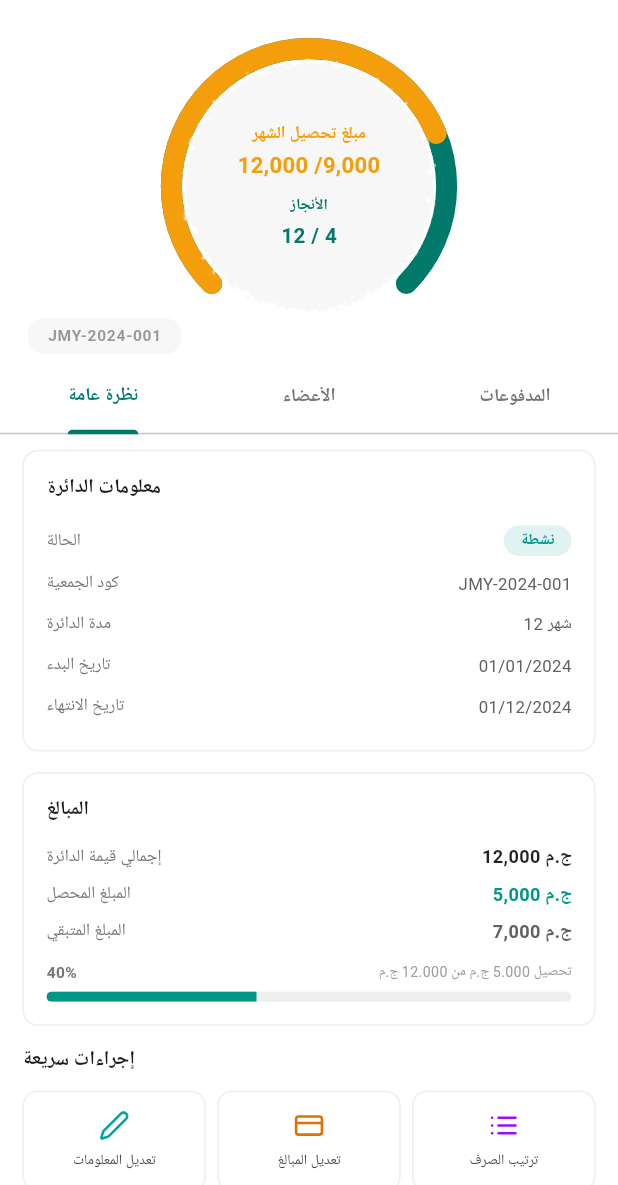
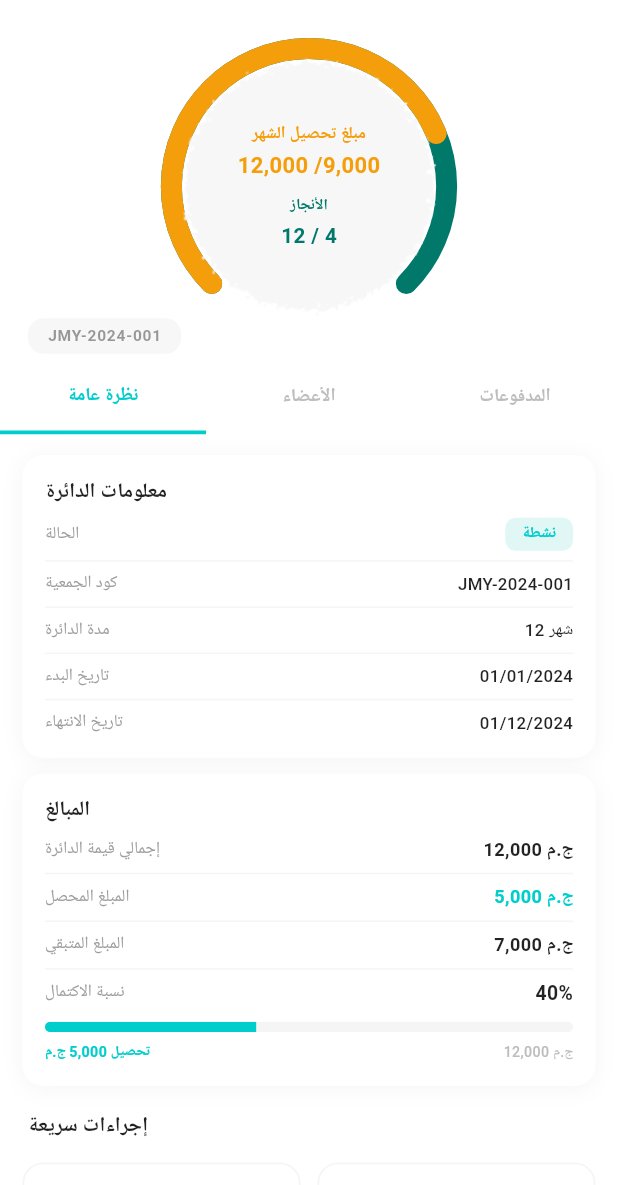
Before and after one commit to Jameya-org/jameya-admain-flutter, a Flutter app: the SocietyDetailsView screen opened directly with empty values, on a phone screen of 412 x 824 dp, the part 51-1236 px from its top. Run offline on Flutter 3.47's test engine with Material 3 defaults, Android fonts, the phone set to English and light mode, and no system bars; our stand-ins replace flutter_bloc, flutter_screenutil, flutter_secure_storage, flutter_svg, get_it, go_router and 2 more; accounts and stored records are empty.

Commit message:
feat: implement society details view with tabbed navigation and summary widgets

```diff
--- a/lib/features/society_management/presentation/view/society_details_view.dart
+++ b/lib/features/society_management/presentation/view/society_details_view.dart
@@ -26,10 +26,12 @@ class SocietyDetailsView extends StatelessWidget {
             children: [
               SocietyDetailsChartHeader(code: society.code),
               TabBar(
-                labelColor: const Color(0xFF00796B),
-                unselectedLabelColor: Colors.grey.shade600,
-                indicatorColor: const Color(0xFF00796B),
+                labelColor: const Color(0xFF00CECD),
+                unselectedLabelColor: Colors.grey.shade400,
+                indicatorColor: const Color(0xFF00CECD),
+                indicatorSize: TabBarIndicatorSize.tab,
                 indicatorWeight: 3.h,
+                dividerColor: Colors.transparent,
                 labelStyle: TextStyle(fontSize: 14.sp, fontWeight: FontWeight.bold),
                 tabs: const [
                   Tab(text: 'نظرة عامة'),
--- a/lib/features/society_management/presentation/view/widgets/details/circle_amounts_card.dart
+++ b/lib/features/society_management/presentation/view/widgets/details/circle_amounts_card.dart
@@ -6,46 +6,68 @@ class CircleAmountsCard extends StatelessWidget {
 
   @override
   Widget build(BuildContext context) {
+    const tealColor = Color(0xFF00CECD);
+
     return Column(
       crossAxisAlignment: CrossAxisAlignment.start,
       children: [
-        Text('المبالغ', style: TextStyle(fontSize: 15.sp, fontWeight: FontWeight.bold)),
+        Padding(
+          padding: EdgeInsets.only(bottom: 8.h),
+          child: Text(
+            'المبالغ',
+            style: TextStyle(fontSize: 16.sp, fontWeight: FontWeight.bold, color: Colors.black87),
+          ),
+        ),
+        _amountRow('إجمالي قيمة الدائرة', '12,000 ج.م', Colors.black87),
+        _divider(),
+        _amountRow('المبلغ المحصل', '5,000 ج.م', tealColor),
+        _divider(),
+        _amountRow('المبلغ المتبقي', '7,000 ج.م', Colors.black87),
+        _divider(),
+        _amountRow('نسبة الاكتمال', '40%', Colors.black87, isPercent: true),
         SizedBox(height: 12.h),
-        _amountRow('إجمالي قيمة الدائرة', '12,000 ج.م', Colors.black87),
-        _amountRow('المبلغ المحصل', '5,000 ج.م', Colors.teal),
-        _amountRow('المبلغ المتبقي', '7,000 ج.م', Colors.grey.shade700),
-        SizedBox(height: 8.h),
-        Row(
-          mainAxisAlignment: MainAxisAlignment.spaceBetween,
-          children: [
-            Text('40%', style: TextStyle(fontSize: 12.sp, color: Colors.grey.shade600, fontWeight: FontWeight.bold)),
-            Text('تحصيل 5.000 ج.م من 12.000 ج.م', style: TextStyle(fontSize: 11.sp, color: Colors.grey.shade500)),
-          ],
-        ),
-        SizedBox(height: 6.h),
         ClipRRect(
           borderRadius: BorderRadius.circular(4.r),
           child: LinearProgressIndicator(
             value: 0.4,
             minHeight: 8.h,
-            backgroundColor: Colors.grey.shade200,
-            valueColor: const AlwaysStoppedAnimation<Color>(Colors.teal),
+            backgroundColor: Colors.grey.shade100,
+            valueColor: const AlwaysStoppedAnimation<Color>(tealColor),
+          ),
+        ),
+        SizedBox(height: 8.h),
+        Row(
+          mainAxisAlignment: MainAxisAlignment.spaceBetween,
+          children: [
+            Text('تحصيل 5,000 ج.م', style: TextStyle(fontSize: 11.sp, color: tealColor, fontWeight: FontWeight.w600)),
+            Text('12,000 ج.م', style: TextStyle(fontSize: 11.sp, color: Colors.grey.shade400, fontWeight: FontWeight.w500)),
+          ],
+        ),
+      ],
+    );
+  }
+
+  Widget _divider() {
+    return Divider(color: Colors.grey.shade100, height: 16.h, thickness: 1);
+  }
+
+  Widget _amountRow(String title, String val, Color color, {bool isPercent = false}) {
+    return Row(
+      mainAxisAlignment: MainAxisAlignment.spaceBetween,
+      children: [
+        Text(
+          title,
+          style: TextStyle(fontSize: 13.sp, color: Colors.grey.shade500, fontWeight: FontWeight.w500),
+        ),
+        Text(
+          val,
+          style: TextStyle(
+            fontSize: isPercent ? 15.sp : 14.sp,
+            fontWeight: FontWeight.bold,
+            color: color,
           ),
         ),
       ],
     );
   }
-
-  Widget _amountRow(String title, String val, Color color) {
-    return Padding(
-      padding: EdgeInsets.symmetric(vertical: 4.h),
-      child: Row(
-        mainAxisAlignment: MainAxisAlignment.spaceBetween,
-        children: [
-          Text(title, style: TextStyle(fontSize: 13.sp, color: Colors.grey.shade600)),
-          Text(val, style: TextStyle(fontSize: 14.sp, fontWeight: FontWeight.bold, color: color)),
-        ],
-      ),
-    );
-  }
 }
--- a/lib/features/society_management/presentation/view/widgets/details/circle_info_card.dart
+++ b/lib/features/society_management/presentation/view/widgets/details/circle_info_card.dart
@@ -11,38 +11,51 @@ class CircleInfoCard extends StatelessWidget {
     return Column(
       crossAxisAlignment: CrossAxisAlignment.start,
       children: [
-        Text('معلومات الدائرة', style: TextStyle(fontSize: 15.sp, fontWeight: FontWeight.bold)),
-        SizedBox(height: 12.h),
+        Padding(
+          padding: EdgeInsets.only(bottom: 8.h),
+          child: Text(
+            'معلومات الدائرة',
+            style: TextStyle(fontSize: 16.sp, fontWeight: FontWeight.bold, color: Colors.black87),
+          ),
+        ),
         _rowItem('الحالة', _statusChip(society.status)),
-        _rowItem('كود الجمعية', Text(society.code.isNotEmpty ? society.code : 'JMY-2024-001', style: TextStyle(fontSize: 13.sp, color: Colors.grey.shade700))),
-        _rowItem('مدة الدائرة', Text(society.duration.isNotEmpty ? society.duration : '12 شهر', style: TextStyle(fontSize: 13.sp, color: Colors.grey.shade700))),
-        _rowItem('تاريخ البدء', Text(society.startDate.isNotEmpty ? society.startDate : '01/01/2024', style: TextStyle(fontSize: 13.sp, color: Colors.grey.shade700))),
-        _rowItem('تاريخ الانتهاء', Text(society.endDate.isNotEmpty ? society.endDate : '01/12/2024', style: TextStyle(fontSize: 13.sp, color: Colors.grey.shade700))),
+        _divider(),
+        _rowItem('كود الجمعية', Text(society.code.isNotEmpty ? society.code : 'JMY-2024-001', style: TextStyle(fontSize: 13.sp, color: Colors.black87, fontWeight: FontWeight.w500))),
+        _divider(),
+        _rowItem('مدة الدائرة', Text(society.duration.isNotEmpty ? society.duration : '12 شهر', style: TextStyle(fontSize: 13.sp, color: Colors.black87, fontWeight: FontWeight.w500))),
+        _divider(),
+        _rowItem('تاريخ البدء', Text(society.startDate.isNotEmpty ? society.startDate : '01/01/2024', style: TextStyle(fontSize: 13.sp, color: Colors.black87, fontWeight: FontWeight.w500))),
+        _divider(),
+        _rowItem('تاريخ الانتهاء', Text(society.endDate.isNotEmpty ? society.endDate : '01/12/2024', style: TextStyle(fontSize: 13.sp, color: Colors.black87, fontWeight: FontWeight.w500))),
       ],
     );
   }
 
+  Widget _divider() {
+    return Divider(color: Colors.grey.shade100, height: 16.h, thickness: 1);
+  }
+
   Widget _statusChip(String status) {
     return Container(
-      padding: EdgeInsets.symmetric(horizontal: 12.w, vertical: 3.h),
+      padding: EdgeInsets.symmetric(horizontal: 12.w, vertical: 4.h),
       decoration: BoxDecoration(
-        color: Colors.teal.shade50,
-        borderRadius: BorderRadius.circular(12.r),
+        color: const Color(0xFFE0F7F6),
+        borderRadius: BorderRadius.circular(8.r),
       ),
-      child: Text(status.isNotEmpty ? status : 'نشطة', style: TextStyle(fontSize: 12.sp, color: Colors.teal, fontWeight: FontWeight.bold)),
+      child: Text(
+        status.isNotEmpty ? status : 'نشطة',
+        style: TextStyle(fontSize: 12.sp, color: const Color(0xFF00CECD), fontWeight: FontWeight.bold),
+      ),
     );
   }
 
   Widget _rowItem(String label, Widget valWidget) {
-    return Padding(
-      padding: EdgeInsets.symmetric(vertical: 6.h),
-      child: Row(
-        mainAxisAlignment: MainAxisAlignment.spaceBetween,
-        children: [
-          Text(label, style: TextStyle(fontSize: 13.sp, color: Colors.grey.shade600)),
-          valWidget,
-        ],
-      ),
+    return Row(
+      mainAxisAlignment: MainAxisAlignment.spaceBetween,
+      children: [
+        Text(label, style: TextStyle(fontSize: 13.sp, color: Colors.grey.shade500, fontWeight: FontWeight.w500)),
+        valWidget,
+      ],
     );
   }
 }
--- a/lib/features/society_management/presentation/view/widgets/details/overview_tab_view.dart
+++ b/lib/features/society_management/presentation/view/widgets/details/overview_tab_view.dart
@@ -12,33 +12,39 @@ class OverviewTabView extends StatelessWidget {
   @override
   Widget build(BuildContext context) {
     return SingleChildScrollView(
-      padding: EdgeInsets.symmetric(horizontal: 16.w, vertical: 12.h),
+      padding: EdgeInsets.symmetric(horizontal: 16.w, vertical: 16.h),
       child: Column(
         children: [
-          Container(
-            padding: EdgeInsets.all(16.w),
-            decoration: BoxDecoration(
-              color: Colors.white,
-              borderRadius: BorderRadius.circular(12.r),
-              border: Border.all(color: Colors.grey.shade200),
-            ),
-            child: CircleInfoCard(society: society),
-          ),
-          SizedBox(height: 16.h),
-          Container(
-            padding: EdgeInsets.all(16.w),
-            decoration: BoxDecoration(
-              color: Colors.white,
-              borderRadius: BorderRadius.circular(12.r),
-              border: Border.all(color: Colors.grey.shade200),
-            ),
-            child: const CircleAmountsCard(),
-          ),
-          SizedBox(height: 16.h),
+          // معلومات الدائرة
+          _card(child: CircleInfoCard(society: society)),
+          SizedBox(height: 12.h),
+          // المبالغ
+          _card(child: const CircleAmountsCard()),
+          SizedBox(height: 12.h),
+          // الإجراءات السريعة
           const QuickActionsGrid(),
           SizedBox(height: 24.h),
         ],
       ),
     );
   }
+
+  Widget _card({required Widget child}) {
+    return Container(
+      width: double.infinity,
+      padding: EdgeInsets.all(16.w),
+      decoration: BoxDecoration(
+        color: Colors.white,
+        borderRadius: BorderRadius.circular(16.r),
+        boxShadow: [
+          BoxShadow(
+            color: Colors.black.withOpacity(0.04),
+            blurRadius: 12,
+            offset: const Offset(0, 2),
+          ),
+        ],
+      ),
+      child: child,
+    );
+  }
 }
--- a/lib/features/society_management/presentation/view/widgets/details/quick_actions_grid.dart
+++ b/lib/features/society_management/presentation/view/widgets/details/quick_actions_grid.dart
@@ -10,40 +10,87 @@ class QuickActionsGrid extends StatelessWidget {
     return Column(
       crossAxisAlignment: CrossAxisAlignment.start,
       children: [
-        Text('إجراءات سريعة', style: TextStyle(fontSize: 15.sp, fontWeight: FontWeight.bold)),
-        SizedBox(height: 12.h),
+        Padding(
+          padding: EdgeInsets.symmetric(horizontal: 4.w, vertical: 8.h),
+          child: Text(
+            'إجراءات سريعة',
+            style: TextStyle(fontSize: 16.sp, fontWeight: FontWeight.bold, color: Colors.black87),
+          ),
+        ),
+        SizedBox(height: 8.h),
         Row(
           children: [
-            Expanded(child: _actionBtn('تعديل المعلومات', 'assets/icons/dit_information.svg')),
-            SizedBox(width: 8.w),
-            Expanded(child: _actionBtn('تعديل المبالغ', 'assets/icons/payment_schedule.svg')),
-            SizedBox(width: 8.w),
-            Expanded(child: _actionBtn('ترتيب الصرف', 'assets/icons/payout_order.svg')),
+            Expanded(
+              child: _actionBtn(
+                'تعديل الدائرة',
+                'assets/icons/dit_information.svg',
+                const Color(0xFF00CECD),
+                const Color(0xFFE0F9F9),
+              ),
+            ),
+            SizedBox(width: 12.w),
+            Expanded(
+              child: _actionBtn(
+                'جدول المدفوعات',
+                'assets/icons/payment_schedule.svg',
+                const Color(0xffE17100),
+                const Color(0xFFFFF3E0),
+              ),
+            ),
           ],
+        ),
+        SizedBox(height: 12.h),
+        _actionBtn(
+          'ترتيب الصرف',
+          'assets/icons/payout_order.svg',
+          const Color(0xff9810FA),
+          const Color(0xFFF3E5F5),
+          fullWidth: true,
         ),
       ],
     );
   }
 
-  Widget _actionBtn(String label, String iconPath) {
+  Widget _actionBtn(
+    String label,
+    String iconPath,
+    Color iconColor,
+    Color iconBgColor, {
+    bool fullWidth = false,
+  }) {
     return Container(
-      padding: EdgeInsets.symmetric(vertical: 14.h, horizontal: 8.w),
+      width: fullWidth ? double.infinity : null,
+      padding: EdgeInsets.symmetric(vertical: 16.h, horizontal: 12.w),
       decoration: BoxDecoration(
         color: Colors.white,
-        borderRadius: BorderRadius.circular(12.r),
-        border: Border.all(color: Colors.grey.shade200),
+        borderRadius: BorderRadius.circular(16.r),
+        border: Border.all(color: Colors.grey.shade100, width: 1.2),
       ),
       child: Column(
+        mainAxisSize: MainAxisSize.min,
         children: [
-          SvgPicture.asset(
-            iconPath,
-            width: 24.sp, height: 24.sp,
+          Container(
+            padding: EdgeInsets.all(10.r),
+            decoration: BoxDecoration(
+              color: iconBgColor,
+              shape: BoxShape.circle,
+            ),
+            child: SvgPicture.asset(
+              iconPath,
+              width: 20.sp,
+              height: 20.sp,
+              colorFilter: ColorFilter.mode(iconColor, BlendMode.srcIn),
+            ),
           ),
-          SizedBox(height: 8.h),
+          SizedBox(height: 10.h),
           Text(
             label,
             textAlign: TextAlign.center,
-            style: TextStyle(fontSize: 11.sp, color: Colors.grey.shade800, fontWeight: FontWeight.w500),
+            style: TextStyle(
+              fontSize: 12.sp,
+              color: Colors.grey.shade700,
+              fontWeight: FontWeight.w600,
+            ),
           ),
         ],
       ),
```
Also changed, not shown: lib/features/society_management/presentation/view/widgets/details/animated_circular_chart.dart (+12 -8 lines), lib/features/society_management/presentation/view/widgets/details/member_card_item.dart (+59 -17 lines), lib/features/society_management/presentation/view/widgets/details/members_tab_view.dart (+18 -7 lines), lib/features/society_management/presentation/view/widgets/details/payment_metric_badge.dart (+12 -2 lines).
